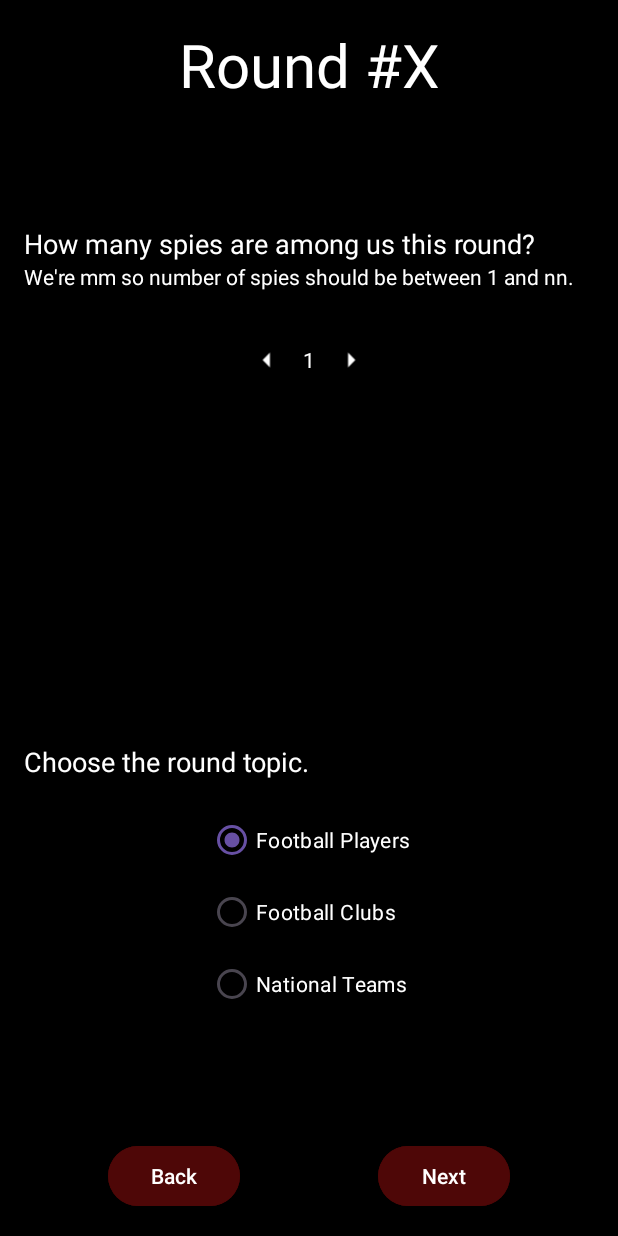
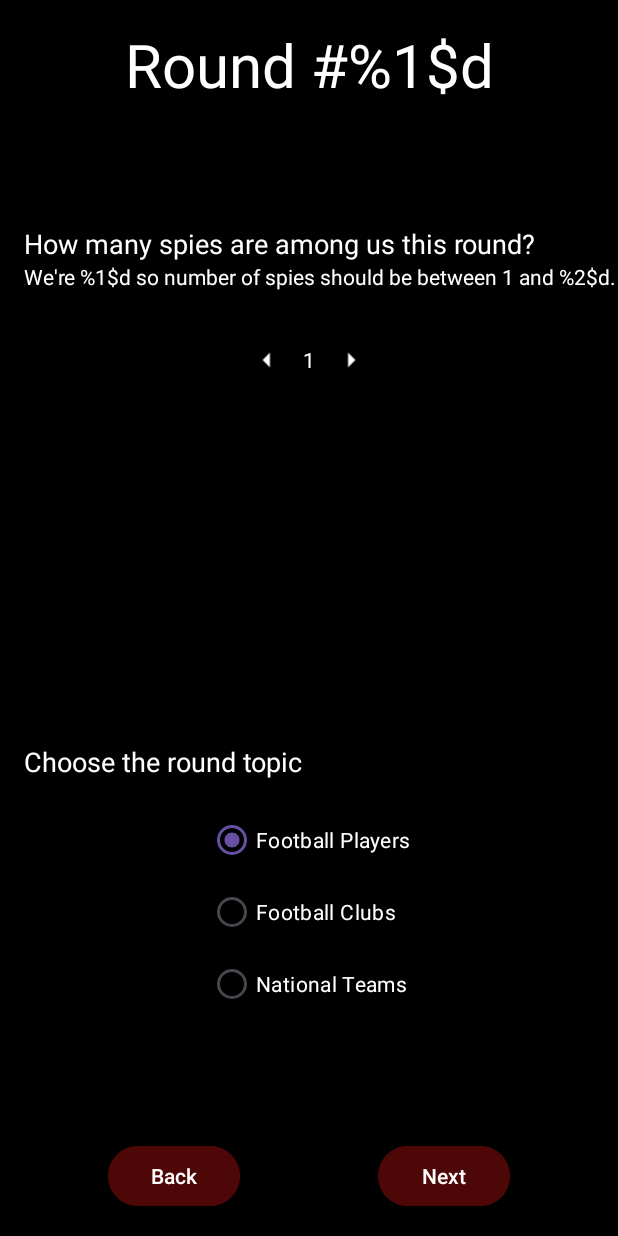
Before and after one commit to MohamedFarouk94/FootySpy, an Android app: the StartRoundActivity screen opened directly, with no data from a screen before it, on a phone screen of 412 x 824 dp. Run offline under Robolectric (Android 15) with nearby library versions, the phone set to English and light mode, and no system bars; 3 statements that could not run were skipped.

Commit message:
Merging Round and RoundEngine+Adding assets files+strings+shared preferences

```diff
--- /dev/null
+++ b/app/src/main/assets/football_players.txt
@@ -0,0 +1,4 @@
+Leo Messi,
+Cristiano Ronaldo,
+Karim Benzema,
+Mohamed Salah
--- /dev/null
+++ b/app/src/main/assets/national_teams.txt
@@ -0,0 +1 @@
+Brazil, Argentina, France, Germany, Italy, Egypt
--- a/app/src/main/java/com/example/footyspy/PlayerAdapter.kt
+++ b/app/src/main/java/com/example/footyspy/PlayerAdapter.kt
@@ -80,4 +80,8 @@ class PlayerAdapter (
     fun doesThisPlayerExist(name : String) : Boolean{
         return players.any {player ->  player.name == name}
     }
+
+    fun getAllPlayersNames() : MutableList<String>{
+        return players.map {it.name}.toMutableList()
+    }
 }
--- a/app/src/main/res/layout/activity_startround.xml
+++ b/app/src/main/res/layout/activity_startround.xml
@@ -12,7 +12,7 @@
         android:layout_height="wrap_content"
         android:layout_marginEnd="72dp"
         android:layout_marginBottom="16dp"
-        android:text="Next"
+        android:text="@string/next"
         android:backgroundTint="#4e0707"
         app:layout_constraintBottom_toBottomOf="parent"
         app:layout_constraintEnd_toEndOf="parent" />
@@ -23,7 +23,7 @@
         android:layout_height="wrap_content"
         android:layout_marginStart="72dp"
         android:layout_marginBottom="16dp"
-        android:text="Back"
+        android:text="@string/back"
         android:backgroundTint="#4e0707"
         app:layout_constraintBottom_toBottomOf="parent"
         app:layout_constraintStart_toStartOf="parent" />
@@ -33,7 +33,7 @@
         android:layout_width="wrap_content"
         android:layout_height="wrap_content"
         android:layout_marginTop="16dp"
-        android:text="Round #X"
+        android:text="@string/round_n"
         android:textColor="#ffffff"
         android:textSize="40sp"
         app:layout_constraintEnd_toEndOf="parent"
@@ -46,7 +46,7 @@
         android:layout_height="wrap_content"
         android:layout_marginStart="16dp"
         android:layout_marginTop="80dp"
-        android:text="How many spies are among us this round?"
+        android:text="@string/set_n_spies"
         android:textColor="#ffffff"
         android:textSize="18sp"
         app:layout_constraintStart_toStartOf="parent"
@@ -57,7 +57,7 @@
         android:layout_width="wrap_content"
         android:layout_height="wrap_content"
         android:layout_marginStart="16dp"
-        android:text="We're mm so number of spies should be between 1 and nn."
+        android:text="@string/set_n_spies_hint"
         android:textColor="#ffffff"
         android:textSize="14sp"
         app:layout_constraintStart_toStartOf="parent"
@@ -110,7 +110,7 @@
             android:id="@+id/rbFootballPlayers"
             android:layout_width="wrap_content"
             android:layout_height="wrap_content"
-            android:text="Football Players"
+            android:text="@string/football_players"
             android:textColor="#ffffff"
             android:checked="true"/>
 
@@ -118,14 +118,14 @@
             android:id="@+id/rbFootballClubs"
             android:layout_width="wrap_content"
             android:layout_height="wrap_content"
-            android:text="Football Clubs"
+            android:text="@string/football_clubs"
             android:textColor="#ffffff" />
 
         <RadioButton
             android:id="@+id/rbNationalTeams"
             android:layout_width="wrap_content"
             android:layout_height="wrap_content"
-            android:text="National Teams"
+            android:text="@string/national_teams"
             android:textColor="#ffffff" />
 
     </RadioGroup>
@@ -136,7 +136,7 @@
         android:layout_height="wrap_content"
         android:layout_marginStart="16dp"
         android:layout_marginBottom="16dp"
-        android:text="Choose the round topic."
+        android:text="@string/choose_round_topic"
         android:textColor="#ffffff"
         android:textSize="18sp"
         app:layout_constraintBottom_toTopOf="@+id/rgRoundTopic"
--- a/app/src/main/res/values/strings.xml
+++ b/app/src/main/res/values/strings.xml
@@ -1,3 +1,41 @@
 <resources>
+    <!--General-->
     <string name="app_name">FootySpy</string>
+    <string name="hello_world">Hello, World!</string>
+    <string name="one">1</string>
+
+    <!--Next & Back-->
+    <string name="next">Next</string>
+    <string name="back">Back</string>
+
+    <!--Main Activity-->
+    <string name="start_game">Start Game</string>
+    <string name="how_to_play">How To Play</string>
+    <string name="credits">Credits</string>
+    <string name="contact">Contact</string>
+
+    <!--Start Game Activity-->
+    <string name="choose_players">Choose who will play.</string>
+    <string name="choose_players_hint">%1$d players chosen.</string>
+    <string name="choose_players_tail">(minimum 3)</string>
+    <string name="choose_players_hint_tail_combined">%1$d players chosen. (minimum 3)</string>
+    <string name="add_player">Add player</string>
+
+    <!--Start Round Activity-->
+    <string name="round_n">Round #%1$d</string>
+    <string name="set_n_spies">How many spies are among us this round?</string>
+    <string name="set_n_spies_hint">We\'re %1$d so number of spies should be between 1 and %2$d.</string>
+    <string name="choose_round_topic">Choose the round topic</string>
+    <string name="football_players">Football Players</string>
+    <string name="football_clubs">Football Clubs</string>
+    <string name="national_teams">National Teams</string>
+
+    <!--Revealing Name Activity-->
+    <string name="above_image">Hello %1$s, scratch the image below gently to reveal the secret name.\nBe careful that no one looks!</string>
+    <string name="below_image">Only if you\'re sure that you get the name\n(Or if you\'re the spy!)\nPress Next!\nAnd give the phone to %1$s</string>
+
+    <!--Toasts-->
+    <string name="player_empty">A player must have a name.</string>
+    <string name="player_exists">This player already exists.</string>
+    <string name="not_enough">Please select at least 3 players.</string>
 </resources>
```
Also changed, not shown: app/src/main/assets/football_clubs.txt (added, +7 -0 lines), app/src/main/java/com/example/footyspy/RevealingNameActivity.kt (+10 -11 lines), app/src/main/java/com/example/footyspy/Round.kt (+37 -2 lines), app/src/main/java/com/example/footyspy/RoundEngine.kt (deleted, +0 -39 lines), app/src/main/java/com/example/footyspy/StartGameActivity.kt (+28 -11 lines), app/src/main/java/com/example/footyspy/StartRoundActivity.kt (+5 -4 lines), app/src/main/res/layout/activity_main.xml (+4 -4 lines), app/src/main/res/layout/activity_revealingname.xml (+6 -6 lines), app/src/main/res/layout/activity_startgame.xml (+9 -7 lines).
